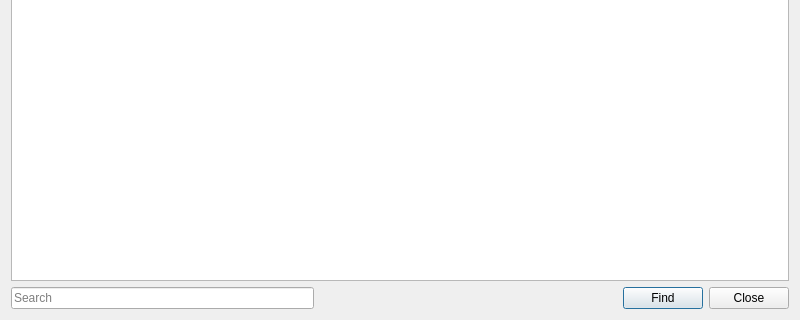
This is UI/glitch-find-objects.ui in textbrowser/glitch as Qt 5 draws it before an edit; both pictures show x 0 to 800 and y 180 to 500 of the 800 by 500 pixel window. The edited form follows.
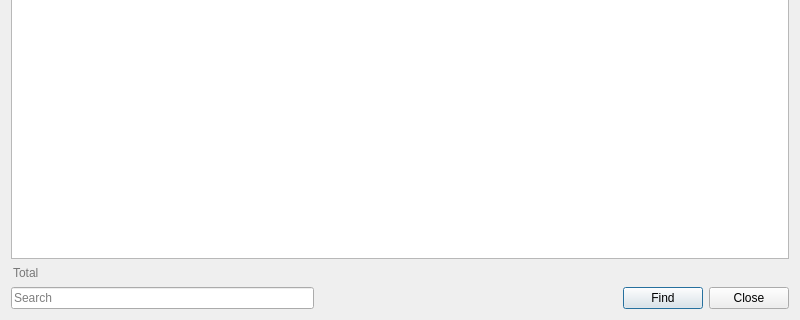
This is the edited form. Custom widgets are drawn as their Qt base class.

```diff
--- a/UI/glitch-find-objects.ui
+++ b/UI/glitch-find-objects.ui
@@ -90,6 +90,22 @@
      </column>
     </widget>
    </item>
+   <item>
+    <widget class="QLineEdit" name="total">
+     <property name="styleSheet">
+      <string notr="true">QWidget {background: transparent;}</string>
+     </property>
+     <property name="frame">
+      <bool>false</bool>
+     </property>
+     <property name="readOnly">
+      <bool>true</bool>
+     </property>
+     <property name="placeholderText">
+      <string>Total</string>
+     </property>
+    </widget>
+   </item>
    <item>
     <layout class="QHBoxLayout" name="horizontalLayout">
      <item>
```
